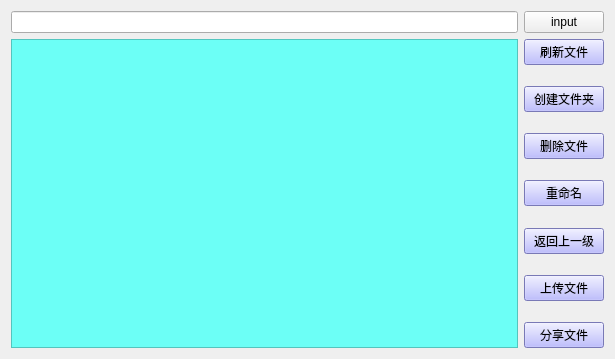
Above: Client/file.ui from 23Lm-star/QT- before the change. Below: the same form after it.
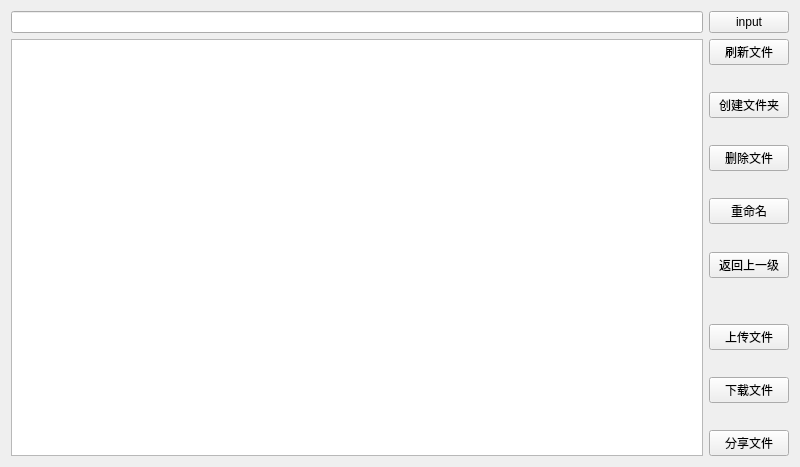
That is the form after the change. Icons and pictures are not drawn.

Diff of the .ui file:
```diff
--- a/Client/file.ui
+++ b/Client/file.ui
@@ -6,8 +6,8 @@
    <rect>
     <x>0</x>
     <y>0</y>
-    <width>615</width>
-    <height>359</height>
+    <width>800</width>
+    <height>467</height>
    </rect>
   </property>
   <property name="windowTitle">
@@ -35,21 +35,12 @@
    <item>
     <layout class="QHBoxLayout" name="horizontalLayout">
      <item>
-      <widget class="QListWidget" name="file_LW">
-       <property name="styleSheet">
-        <string notr="true">background-color: qlineargradient(spread:pad, x1:0, y1:0, x2:1, y2:0, stop:0 rgba(0, 0, 0, 255), stop:1 rgba(255, 255, 255, 255));
-background-color: rgb(108, 255, 246);</string>
-       </property>
-      </widget>
+      <widget class="QListWidget" name="file_LW"/>
      </item>
      <item>
       <layout class="QVBoxLayout" name="verticalLayout">
        <item>
         <widget class="QPushButton" name="flush_PB">
-         <property name="styleSheet">
-          <string notr="true">background-color: qlineargradient(spread:pad, x1:0, y1:0, x2:1, y2:0, stop:0 rgba(0, 0, 0, 255), stop:1 rgba(255, 255, 255, 255));
-background-color: rgb(170, 170, 255);</string>
-         </property>
          <property name="text">
           <string>刷新文件</string>
          </property>
@@ -70,10 +61,6 @@
        </item>
        <item>
         <widget class="QPushButton" name="credit_PB">
-         <property name="styleSheet">
-          <string notr="true">background-color: qlineargradient(spread:pad, x1:0, y1:0, x2:1, y2:0, stop:0 rgba(0, 0, 0, 255), stop:1 rgba(255, 255, 255, 255));
-background-color: rgb(170, 170, 255);</string>
-         </property>
          <property name="text">
           <string>创建文件夹</string>
          </property>
@@ -94,10 +81,6 @@
        </item>
        <item>
         <widget class="QPushButton" name="del_PB">
-         <property name="styleSheet">
-          <string notr="true">background-color: qlineargradient(spread:pad, x1:0, y1:0, x2:1, y2:0, stop:0 rgba(0, 0, 0, 255), stop:1 rgba(255, 255, 255, 255));
-background-color: rgb(170, 170, 255);</string>
-         </property>
          <property name="text">
           <string>删除文件</string>
          </property>
@@ -118,10 +101,6 @@
        </item>
        <item>
         <widget class="QPushButton" name="rename_PB">
-         <property name="styleSheet">
-          <string notr="true">background-color: qlineargradient(spread:pad, x1:0, y1:0, x2:1, y2:0, stop:0 rgba(0, 0, 0, 255), stop:1 rgba(255, 255, 255, 255));
-background-color: rgb(170, 170, 255);</string>
-         </property>
          <property name="text">
           <string>重命名</string>
          </property>
@@ -142,39 +121,51 @@
        </item>
        <item>
         <widget class="QPushButton" name="back_PB">
-         <property name="styleSheet">
-          <string notr="true">background-color: qlineargradient(spread:pad, x1:0, y1:0, x2:1, y2:0, stop:0 rgba(0, 0, 0, 255), stop:1 rgba(255, 255, 255, 255));
-background-color: rgb(170, 170, 255);</string>
-         </property>
          <property name="text">
           <string>返回上一级</string>
          </property>
         </widget>
        </item>
        <item>
-        <spacer name="verticalSpacer_5">
+        <spacer name="verticalSpacer_6">
          <property name="orientation">
           <enum>Qt::Vertical</enum>
          </property>
          <property name="sizeHint" stdset="0">
           <size>
-           <width>74</width>
-           <height>13</height>
+           <width>20</width>
+           <height>40</height>
           </size>
          </property>
         </spacer>
        </item>
        <item>
         <widget class="QPushButton" name="mkdir_PB">
-         <property name="styleSheet">
-          <string notr="true">background-color: qlineargradient(spread:pad, x1:0, y1:0, x2:1, y2:0, stop:0 rgba(0, 0, 0, 255), stop:1 rgba(255, 255, 255, 255));
-background-color: rgb(170, 170, 255);</string>
-         </property>
          <property name="text">
           <string>上传文件</string>
          </property>
         </widget>
        </item>
+       <item>
+        <spacer name="verticalSpacer_5">
+         <property name="orientation">
+          <enum>Qt::Vertical</enum>
+         </property>
+         <property name="sizeHint" stdset="0">
+          <size>
+           <width>74</width>
+           <height>13</height>
+          </size>
+         </property>
+        </spacer>
+       </item>
+       <item>
+        <widget class="QPushButton" name="download_PB">
+         <property name="text">
+          <string>下载文件</string>
+         </property>
+        </widget>
+       </item>
        <item>
         <spacer name="verticalSpacer_8">
          <property name="orientation">
@@ -190,10 +181,6 @@
        </item>
        <item>
         <widget class="QPushButton" name="share_PB">
-         <property name="styleSheet">
-          <string notr="true">background-color: qlineargradient(spread:pad, x1:0, y1:0, x2:1, y2:0, stop:0 rgba(0, 0, 0, 255), stop:1 rgba(255, 255, 255, 255));
-background-color: rgb(170, 170, 255);</string>
-         </property>
          <property name="text">
           <string>分享文件</string>
          </property>
```
Left out of the diff: 13 changed lines with no effect on the pictures.
